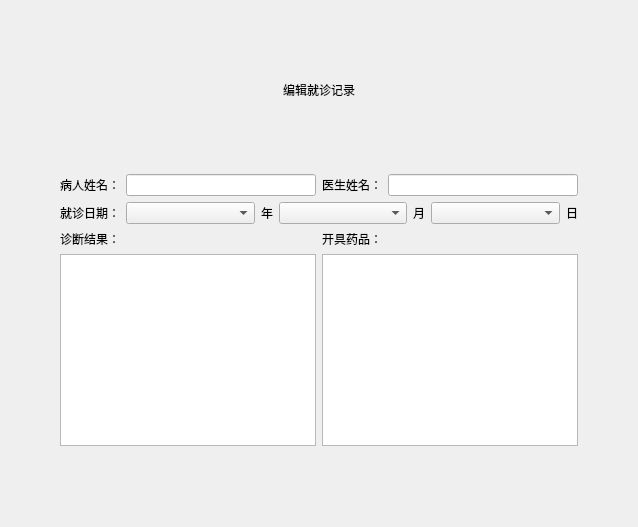
Above: treatrecordeditview.ui from DgutGWK/QtCourse before the change. Below: the same form after it.
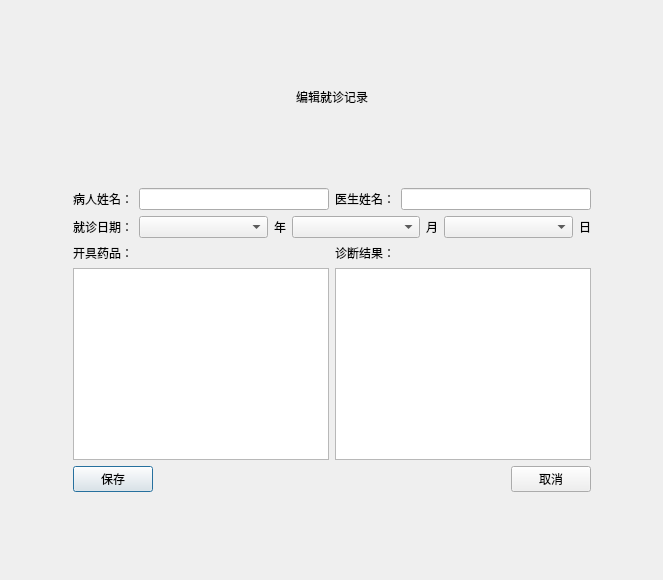
That is the form after the change.

The edit to the form file:
```diff
--- a/treatrecordeditview.ui
+++ b/treatrecordeditview.ui
@@ -6,8 +6,8 @@
    <rect>
     <x>0</x>
     <y>0</y>
-    <width>638</width>
-    <height>527</height>
+    <width>663</width>
+    <height>580</height>
    </rect>
   </property>
   <property name="windowTitle">
@@ -163,21 +163,7 @@
       </layout>
      </item>
      <item>
-      <layout class="QHBoxLayout" name="horizontalLayout_5">
-       <item>
-        <layout class="QVBoxLayout" name="verticalLayout">
-         <item>
-          <widget class="QLabel" name="label_8">
-           <property name="text">
-            <string>诊断结果：</string>
-           </property>
-          </widget>
-         </item>
-         <item>
-          <widget class="QTextEdit" name="textEdit"/>
-         </item>
-        </layout>
-       </item>
+      <layout class="QHBoxLayout" name="horizontalLayout_7">
        <item>
         <layout class="QVBoxLayout" name="verticalLayout_2">
          <item>
@@ -191,6 +177,51 @@
           <widget class="QTextEdit" name="textEdit_2"/>
          </item>
         </layout>
+       </item>
+       <item>
+        <layout class="QVBoxLayout" name="verticalLayout">
+         <item>
+          <widget class="QLabel" name="label_8">
+           <property name="text">
+            <string>诊断结果：</string>
+           </property>
+          </widget>
+         </item>
+         <item>
+          <widget class="QTextEdit" name="textEdit"/>
+         </item>
+        </layout>
+       </item>
+      </layout>
+     </item>
+     <item>
+      <layout class="QHBoxLayout" name="horizontalLayout_5">
+       <item>
+        <widget class="QPushButton" name="btSaveTreatRecordMessage">
+         <property name="text">
+          <string>保存</string>
+         </property>
+        </widget>
+       </item>
+       <item>
+        <spacer name="horizontalSpacer_3">
+         <property name="orientation">
+          <enum>Qt::Orientation::Horizontal</enum>
+         </property>
+         <property name="sizeHint" stdset="0">
+          <size>
+           <width>40</width>
+           <height>20</height>
+          </size>
+         </property>
+        </spacer>
+       </item>
+       <item>
+        <widget class="QPushButton" name="btCancelTreatRecordMessage">
+         <property name="text">
+          <string>取消</string>
+         </property>
+        </widget>
        </item>
       </layout>
      </item>
```
Left out of the diff: 4 changed lines with no effect on the pictures.
